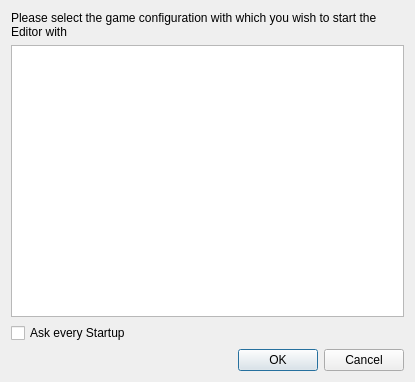
Before: the Qt Designer form Editor/data_configs/config_manager.ui in WohlSoft/Moondust-Project, drawn with Qt 5.
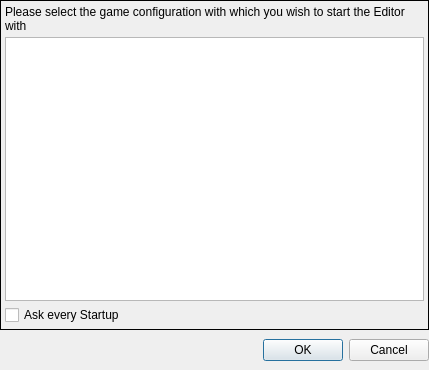
After: the same form once the commit is applied. Icons and pictures are not drawn.

Diff of the .ui file:
```diff
--- a/Editor/data_configs/config_manager.ui
+++ b/Editor/data_configs/config_manager.ui
@@ -6,8 +6,8 @@
    <rect>
     <x>0</x>
     <y>0</y>
-    <width>415</width>
-    <height>382</height>
+    <width>429</width>
+    <height>370</height>
    </rect>
   </property>
   <property name="windowTitle">
@@ -21,7 +21,62 @@
    <bool>true</bool>
   </property>
   <layout class="QGridLayout" name="gridLayout">
+   <property name="leftMargin">
+    <number>0</number>
+   </property>
+   <property name="topMargin">
+    <number>0</number>
+   </property>
+   <property name="rightMargin">
+    <number>0</number>
+   </property>
+   <property name="bottomMargin">
+    <number>9</number>
+   </property>
+   <property name="horizontalSpacing">
+    <number>5</number>
+   </property>
+   <property name="verticalSpacing">
+    <number>9</number>
+   </property>
+   <item row="1" column="0">
+    <widget class="QDialogButtonBox" name="buttonBox">
+     <property name="orientation">
+      <enum>Qt::Horizontal</enum>
+     </property>
+     <property name="standardButtons">
+      <set>QDialogButtonBox::Cancel|QDialogButtonBox::Ok</set>
+     </property>
+    </widget>
+   </item>
    <item row="0" column="0">
+    <widget class="QFrame" name="frame">
+     <property name="autoFillBackground">
+      <bool>true</bool>
+     </property>
+     <property name="frameShape">
+      <enum>QFrame::Box</enum>
+     </property>
+     <property name="frameShadow">
+      <enum>QFrame::Plain</enum>
+     </property>
+     <layout class="QVBoxLayout" name="verticalLayout">
+      <property name="spacing">
+       <number>4</number>
+      </property>
+      <property name="leftMargin">
+       <number>4</number>
+      </property>
+      <property name="topMargin">
+       <number>4</number>
+      </property>
+      <property name="rightMargin">
+       <number>4</number>
+      </property>
+      <property name="bottomMargin">
+       <number>4</number>
+      </property>
+      <item>
     <widget class="QLabel" name="label">
      <property name="text">
       <string>Please select the game configuration with which you wish to start the Editor with </string>
@@ -34,7 +89,7 @@
      </property>
     </widget>
    </item>
-   <item row="1" column="0">
+      <item>
     <widget class="QListWidget" name="configList">
      <property name="alternatingRowColors">
       <bool>true</bool>
@@ -50,21 +105,14 @@
      </property>
     </widget>
    </item>
-   <item row="3" column="0">
-    <widget class="QDialogButtonBox" name="buttonBox">
-     <property name="orientation">
-      <enum>Qt::Horizontal</enum>
-     </property>
-     <property name="standardButtons">
-      <set>QDialogButtonBox::Cancel|QDialogButtonBox::Ok</set>
-     </property>
-    </widget>
-   </item>
-   <item row="2" column="0">
+      <item>
     <widget class="QCheckBox" name="AskAgain">
      <property name="text">
       <string>Ask every Startup</string>
      </property>
+       </widget>
+      </item>
+     </layout>
     </widget>
    </item>
   </layout>
```
Lines whose indentation alone changed are shown as unchanged.
